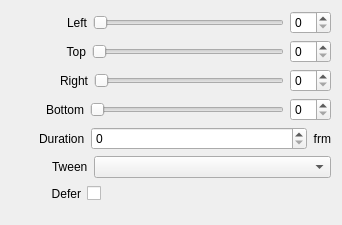
First picture: the form in src/Widgets/Inspector/InspectorCropWidget.ui, repository CasparCG/client, before the edit.
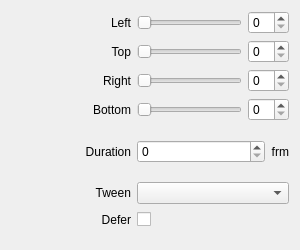
Second picture: the form after the edit.

Commit message: Simplify layout of inspector widgets

```diff
--- a/src/Widgets/Inspector/InspectorCropWidget.ui
+++ b/src/Widgets/Inspector/InspectorCropWidget.ui
@@ -6,8 +6,8 @@
    <rect>
     <x>0</x>
     <y>0</y>
-    <width>342</width>
-    <height>224</height>
+    <width>300</width>
+    <height>250</height>
    </rect>
   </property>
   <property name="sizePolicy">
@@ -16,192 +16,60 @@
     <verstretch>0</verstretch>
    </sizepolicy>
   </property>
-  <layout class="QVBoxLayout" name="verticalLayout">
-   <item>
-    <layout class="QHBoxLayout" name="horizontalLeft">
-     <item>
-      <spacer name="horizontalSpacerLeft">
-       <property name="orientation">
-        <enum>Qt::Horizontal</enum>
-       </property>
-       <property name="sizeType">
-        <enum>QSizePolicy::Fixed</enum>
-       </property>
-       <property name="sizeHint" stdset="0">
-        <size>
-         <width>55</width>
-         <height>20</height>
-        </size>
-       </property>
-      </spacer>
-     </item>
-     <item>
-      <widget class="QLabel" name="labelLeft">
-       <property name="text">
-        <string>Left</string>
-       </property>
-       <property name="alignment">
-        <set>Qt::AlignRight|Qt::AlignTrailing|Qt::AlignVCenter</set>
-       </property>
-      </widget>
-     </item>
-     <item>
-      <widget class="QSlider" name="sliderLeft">
-       <property name="orientation">
-        <enum>Qt::Horizontal</enum>
-       </property>
-      </widget>
-     </item>
-     <item>
-      <widget class="QSpinBox" name="spinBoxLeft"/>
-     </item>
-    </layout>
+  <layout class="QGridLayout" name="gridLayout">
+   <property name="bottomMargin">
+    <number>20</number>
+   </property>
+   <item row="4" column="0">
+    <widget class="QLabel" name="labelTransitionDuration">
+     <property name="minimumSize">
+      <size>
+       <width>120</width>
+       <height>0</height>
+      </size>
+     </property>
+     <property name="text">
+      <string>Duration</string>
+     </property>
+     <property name="alignment">
+      <set>Qt::AlignRight|Qt::AlignTrailing|Qt::AlignVCenter</set>
+     </property>
+    </widget>
    </item>
-   <item>
-    <layout class="QHBoxLayout" name="horizontalLayoutTop">
-     <item>
-      <spacer name="horizontalSpacerTop">
-       <property name="orientation">
-        <enum>Qt::Horizontal</enum>
-       </property>
-       <property name="sizeType">
-        <enum>QSizePolicy::Fixed</enum>
-       </property>
-       <property name="sizeHint" stdset="0">
-        <size>
-         <width>55</width>
-         <height>20</height>
-        </size>
-       </property>
-      </spacer>
-     </item>
-     <item>
-      <widget class="QLabel" name="labelTop">
-       <property name="text">
-        <string>Top</string>
-       </property>
-       <property name="alignment">
-        <set>Qt::AlignRight|Qt::AlignTrailing|Qt::AlignVCenter</set>
-       </property>
-      </widget>
-     </item>
-     <item>
-      <widget class="QSlider" name="sliderTop">
-       <property name="orientation">
-        <enum>Qt::Horizontal</enum>
-       </property>
-      </widget>
-     </item>
-     <item>
-      <widget class="QSpinBox" name="spinBoxTop"/>
-     </item>
-    </layout>
+   <item row="3" column="0">
+    <widget class="QLabel" name="labelBottom">
+     <property name="minimumSize">
+      <size>
+       <width>120</width>
+       <height>0</height>
+      </size>
+     </property>
+     <property name="text">
+      <string>Bottom</string>
+     </property>
+     <property name="alignment">
+      <set>Qt::AlignRight|Qt::AlignTrailing|Qt::AlignVCenter</set>
+     </property>
+    </widget>
    </item>
-   <item>
-    <layout class="QHBoxLayout" name="horizontalLayoutRight">
-     <item>
-      <spacer name="horizontalSpacerRight">
-       <property name="orientation">
-        <enum>Qt::Horizontal</enum>
-       </property>
-       <property name="sizeType">
-        <enum>QSizePolicy::Fixed</enum>
-       </property>
-       <property name="sizeHint" stdset="0">
-        <size>
-         <width>48</width>
-         <height>20</height>
-        </size>
-       </property>
-      </spacer>
-     </item>
-     <item>
-      <widget class="QLabel" name="labelRight">
-       <property name="text">
-        <string>Right</string>
-       </property>
-       <property name="alignment">
-        <set>Qt::AlignRight|Qt::AlignTrailing|Qt::AlignVCenter</set>
-       </property>
-      </widget>
-     </item>
-     <item>
-      <widget class="QSlider" name="sliderRight">
-       <property name="orientation">
-        <enum>Qt::Horizontal</enum>
-       </property>
-      </widget>
-     </item>
-     <item>
-      <widget class="QSpinBox" name="spinBoxRight"/>
-     </item>
-    </layout>
+   <item row="2" column="0">
+    <widget class="QLabel" name="labelRight">
+     <property name="minimumSize">
+      <size>
+       <width>120</width>
+       <height>0</height>
+      </size>
+     </property>
+     <property name="text">
+      <string>Right</string>
+     </property>
+     <property name="alignment">
+      <set>Qt::AlignRight|Qt::AlignTrailing|Qt::AlignVCenter</set>
+     </property>
+    </widget>
    </item>
-   <item>
-    <layout class="QHBoxLayout" name="horizontalLayoutBottom">
-     <item>
-      <spacer name="horizontalSpacerBottom">
-       <property name="orientation">
-        <enum>Qt::Horizontal</enum>
-       </property>
-       <property name="sizeType">
-        <enum>QSizePolicy::Fixed</enum>
-       </property>
-       <property name="sizeHint" stdset="0">
-        <size>
-         <width>35</width>
-         <height>20</height>
-        </size>
-       </property>
-      </spacer>
-     </item>
-     <item>
-      <widget class="QLabel" name="labelBottom">
-       <property name="text">
-        <string>Bottom</string>
-       </property>
-       <property name="alignment">
-        <set>Qt::AlignRight|Qt::AlignTrailing|Qt::AlignVCenter</set>
-       </property>
-      </widget>
-     </item>
-     <item>
-      <widget class="QSlider" name="sliderBottom">
-       <property name="orientation">
-        <enum>Qt::Horizontal</enum>
-       </property>
-      </widget>
-     </item>
-     <item>
-      <widget class="QSpinBox" name="spinBoxBottom"/>
-     </item>
-    </layout>
-   </item>
-   <item>
+   <item row="4" column="1" colspan="2">
     <layout class="QHBoxLayout" name="horizontalLayoutTransitionDuration">
-     <item>
-      <spacer name="horizontalSpacerTransitionDuration">
-       <property name="orientation">
-        <enum>Qt::Horizontal</enum>
-       </property>
-       <property name="sizeType">
-        <enum>QSizePolicy::Fixed</enum>
-       </property>
-       <property name="sizeHint" stdset="0">
-        <size>
-         <width>28</width>
-         <height>20</height>
-        </size>
-       </property>
-      </spacer>
-     </item>
-     <item>
-      <widget class="QLabel" name="labelTransitionDuration">
-       <property name="text">
-        <string>Duration</string>
-       </property>
-      </widget>
-     </item>
      <item>
       <widget class="QSpinBox" name="spinBoxTransitionDuration">
        <property name="sizePolicy">
@@ -227,71 +95,38 @@
      </item>
     </layout>
    </item>
-   <item>
-    <layout class="QHBoxLayout" name="horizontalLayoutTween">
-     <item>
-      <spacer name="horizontalSpacerTween">
-       <property name="orientation">
-        <enum>Qt::Horizontal</enum>
-       </property>
-       <property name="sizeType">
-        <enum>QSizePolicy::Fixed</enum>
-       </property>
-       <property name="sizeHint" stdset="0">
-        <size>
-         <width>41</width>
-         <height>20</height>
-        </size>
-       </property>
-      </spacer>
-     </item>
-     <item>
-      <widget class="QLabel" name="labelEasing">
-       <property name="text">
-        <string>Tween</string>
-       </property>
-      </widget>
-     </item>
-     <item>
-      <widget class="QComboBox" name="comboBoxTween">
-       <property name="sizePolicy">
-        <sizepolicy hsizetype="Expanding" vsizetype="Fixed">
-         <horstretch>0</horstretch>
-         <verstretch>0</verstretch>
-        </sizepolicy>
-       </property>
-      </widget>
-     </item>
-    </layout>
+   <item row="1" column="1">
+    <widget class="QSlider" name="sliderTop">
+     <property name="orientation">
+      <enum>Qt::Horizontal</enum>
+     </property>
+    </widget>
    </item>
-   <item>
+   <item row="0" column="0">
+    <widget class="QLabel" name="labelLeft">
+     <property name="minimumSize">
+      <size>
+       <width>120</width>
+       <height>0</height>
+      </size>
+     </property>
+     <property name="text">
+      <string>Left</string>
+     </property>
+     <property name="alignment">
+      <set>Qt::AlignRight|Qt::AlignTrailing|Qt::AlignVCenter</set>
+     </property>
+    </widget>
+   </item>
+   <item row="0" column="1">
+    <widget class="QSlider" name="sliderLeft">
+     <property name="orientation">
+      <enum>Qt::Horizontal</enum>
+     </property>
+    </widget>
+   </item>
+   <item row="6" column="1" colspan="2">
     <layout class="QHBoxLayout" name="horizontalLayoutDefer">
-     <item>
-      <spacer name="horizontalSpacerDefer1">
-       <property name="orientation">
-        <enum>Qt::Horizontal</enum>
-       </property>
-       <property name="sizeType">
-        <enum>QSizePolicy::Fixed</enum>
-       </property>
-       <property name="sizeHint" stdset="0">
-        <size>
-         <width>40</width>
-         <height>20</height>
-        </size>
-       </property>
-      </spacer>
-     </item>
-     <item>
-      <widget class="QLabel" name="labelDefer">
-       <property name="text">
-        <string>Defer</string>
-       </property>
-       <property name="alignment">
-        <set>Qt::AlignRight|Qt::AlignTrailing|Qt::AlignVCenter</set>
-       </property>
-      </widget>
-     </item>
      <item>
       <widget class="QCheckBox" name="checkBoxDefer">
        <property name="layoutDirection">
@@ -317,21 +152,89 @@
      </item>
     </layout>
    </item>
-   <item>
-    <spacer name="verticalSpacerCrop">
+   <item row="0" column="2">
+    <widget class="QSpinBox" name="spinBoxLeft"/>
+   </item>
+   <item row="1" column="0">
+    <widget class="QLabel" name="labelTop">
+     <property name="minimumSize">
+      <size>
+       <width>120</width>
+       <height>0</height>
+      </size>
+     </property>
+     <property name="text">
+      <string>Top</string>
+     </property>
+     <property name="alignment">
+      <set>Qt::AlignRight|Qt::AlignTrailing|Qt::AlignVCenter</set>
+     </property>
+    </widget>
+   </item>
+   <item row="5" column="1" colspan="2">
+    <widget class="QComboBox" name="comboBoxTween">
+     <property name="sizePolicy">
+      <sizepolicy hsizetype="Expanding" vsizetype="Fixed">
+       <horstretch>0</horstretch>
+       <verstretch>0</verstretch>
+      </sizepolicy>
+     </property>
+    </widget>
+   </item>
+   <item row="1" column="2">
+    <widget class="QSpinBox" name="spinBoxTop"/>
+   </item>
+   <item row="2" column="1">
+    <widget class="QSlider" name="sliderRight">
      <property name="orientation">
-      <enum>Qt::Vertical</enum>
+      <enum>Qt::Horizontal</enum>
      </property>
-     <property name="sizeType">
-      <enum>QSizePolicy::Fixed</enum>
+    </widget>
+   </item>
+   <item row="2" column="2">
+    <widget class="QSpinBox" name="spinBoxRight"/>
+   </item>
+   <item row="6" column="0">
+    <widget class="QLabel" name="labelDefer">
+     <property name="minimumSize">
+      <size>
+       <width>120</width>
+       <height>0</height>
+      </size>
      </property>
-     <property name="sizeHint" stdset="0">
+     <property name="text">
+      <string>Defer</string>
+     </property>
+     <property name="alignment">
+      <set>Qt::AlignRight|Qt::AlignTrailing|Qt::AlignVCenter</set>
+     </property>
+    </widget>
+   </item>
+   <item row="3" column="1">
+    <widget class="QSlider" name="sliderBottom">
+     <property name="orientation">
+      <enum>Qt::Horizontal</enum>
+     </property>
+    </widget>
+   </item>
+   <item row="5" column="0">
+    <widget class="QLabel" name="labelEasing">
+     <property name="minimumSize">
       <size>
-       <width>20</width>
-       <height>10</height>
+       <width>120</width>
+       <height>0</height>
       </size>
      </property>
-    </spacer>
+     <property name="text">
+      <string>Tween</string>
+     </property>
+     <property name="alignment">
+      <set>Qt::AlignRight|Qt::AlignTrailing|Qt::AlignVCenter</set>
+     </property>
+    </widget>
+   </item>
+   <item row="3" column="2">
+    <widget class="QSpinBox" name="spinBoxBottom"/>
    </item>
   </layout>
  </widget>
```
Left out of the diff: 13 changed lines with no effect on the pictures. The commit also changes 58 other files.
